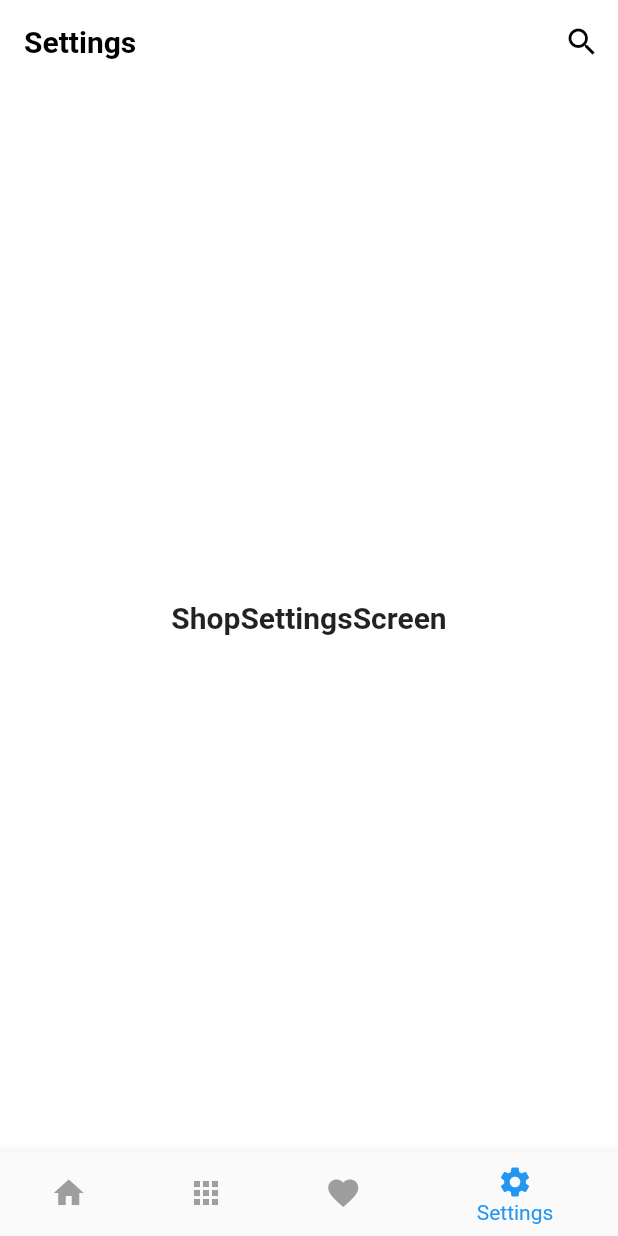
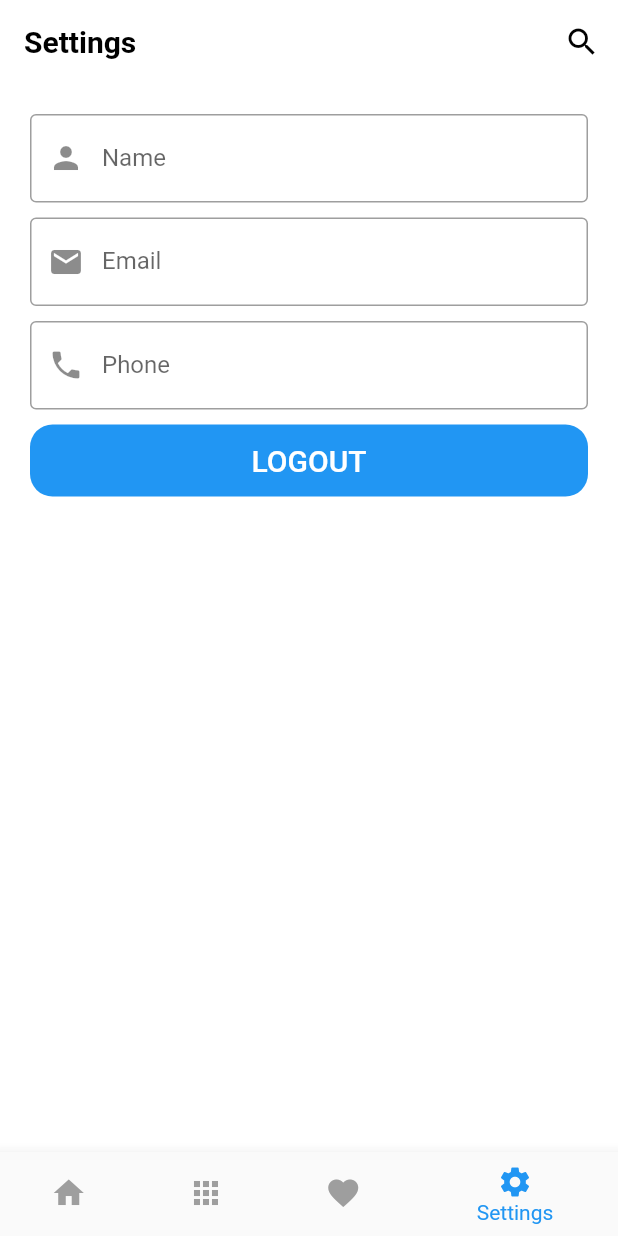
Before and after one commit to Abdullah28-gheyad/course_playlist, a Flutter app: the ShopLayoutScreen screen opened directly, item 4 of the bottom bar chosen, on a phone screen of 412 x 824 dp. Run offline on Flutter 3.47's test engine with Material 2 defaults, Android fonts, the phone set to English and light mode, and no system bars; our stand-ins replace carousel_slider, conditional_builder_null_safety, dio, flutter_bloc, sqflite, webview_flutter; accounts and stored records are empty; network calls fail; statements that could not run were skipped.

Commit message:
Get Profile Data

```diff
--- a/lib/layout/shop_layout/cuibt/states.dart
+++ b/lib/layout/shop_layout/cuibt/states.dart
@@ -25,3 +25,7 @@ class ShopAppGetFavoriteDataSuccessState extends ShopAppStates {}
 class ShopAppGetFavoriteDataErrorState extends ShopAppStates {}
 
 class ShopAppGetFavoriteDataLoadingState extends ShopAppStates {}
+
+class ShopAppGetProfileDataSuccessState extends ShopAppStates {}
+
+class ShopAppGetProfileDataErrorState extends ShopAppStates {}
--- a/lib/modules/shop_app/category_screen.dart
+++ b/lib/modules/shop_app/category_screen.dart
@@ -16,7 +16,7 @@ class ShopCategoryScreen extends StatelessWidget {
         return ListView.separated(
             physics: BouncingScrollPhysics(),
             itemBuilder: (context,index)=>buildCategoryItem(cubit.categoryModel.data.data[index]),
-            separatorBuilder: (context,index)=>Divider(height: 1,color: Colors.grey[300],),
+            separatorBuilder: (context,index)=>Divider(height: 1,color: Colors.grey,),
             itemCount: cubit.categoryModel.data.data.length
         );
       },
--- a/lib/modules/shop_app/settings_screen.dart
+++ b/lib/modules/shop_app/settings_screen.dart
@@ -1,10 +1,78 @@
+import 'package:conditional_builder_null_safety/conditional_builder_null_safety.dart';
+import 'package:firstproject/layout/shop_layout/cuibt/cubit.dart';
+import 'package:firstproject/layout/shop_layout/cuibt/states.dart';
+import 'package:firstproject/modules/flutter_ui/login/login_screen.dart';
+import 'package:firstproject/modules/shop_app/shop_login/shop_login_screen.dart';
+import 'package:firstproject/shared/components/components.dart';
 import 'package:flutter/cupertino.dart';
 import 'package:flutter/material.dart';
+import 'package:flutter_bloc/flutter_bloc.dart';
 
 class ShopSettingsScreen extends StatelessWidget {
 
+  var nameController = TextEditingController() ;
+  var emailController = TextEditingController() ;
+  var phoneController = TextEditingController() ;
   @override
   Widget build(BuildContext context) {
-    return Center(child: Text('ShopSettingsScreen' , style: TextStyle(fontSize: 20 , fontWeight: FontWeight.bold),));
+    return BlocConsumer<ShopAppCubit , ShopAppStates  >(
+      listener: (context , state){},
+      builder: (context , state){
+        var cubit = ShopAppCubit.get(context) ;
+        nameController.text = cubit.userModel.data.name ;
+        emailController.text = cubit.userModel.data.email ;
+        phoneController.text = cubit.userModel.data.phone ;
+        return Padding(
+          padding: const EdgeInsets.all(20.0),
+          child: ConditionalBuilder(
+            condition:cubit.userModel!=null,
+            fallback: (context)=>Center(child: CircularProgressIndicator()),
+            builder: (context)=>Column(
+              children: [
+                customTextFormField(
+                    controller: nameController,
+                    type: TextInputType.text,
+                    validate: (String value)
+                    {
+                      if (value.isEmpty)
+                        return 'name cannot be empty' ;
+                      return null ;
+                    },
+                    label: 'Name',
+                    prfixIcon: Icons.person) ,
+                SizedBox(height: 10,) ,
+                customTextFormField(
+                    controller: emailController,
+                    type: TextInputType.emailAddress,
+                    validate: (String value)
+                    {
+                      if (value.isEmpty)
+                        return 'email cannot be empty' ;
+                      return null ;
+                    },
+                    label: 'Email',
+                    prfixIcon: Icons.email) ,
+                SizedBox(height: 10,) ,
+                customTextFormField(
+                    controller: phoneController,
+                    type: TextInputType.number,
+                    validate: (String value)
+                    {
+                      if (value.isEmpty)
+                        return 'phone cannot be empty' ;
+                      return null ;
+                    },
+                    label: 'Phone',
+                    prfixIcon: Icons.phone) ,
+                SizedBox(height: 10,) ,
+                customButton(function: (){
+                  navigateToAndRemove(context, ShopLoginScreen()) ;
+                }, text: 'LOGOUT')
+              ],
+            ),
+          ),
+        ) ;
+      },
+    ) ;
   }
 }
--- a/lib/modules/shop_app/shop_login/shop_login_screen.dart
+++ b/lib/modules/shop_app/shop_login/shop_login_screen.dart
@@ -28,6 +28,7 @@ class ShopLoginScreen extends StatelessWidget {
                 {
                   ShopAppCubit.get(context).getHomeData() ;
                   ShopAppCubit.get(context).getFavoriteData() ;
+                  ShopAppCubit.get(context).getProfileData() ;
                   navigateToAndRemove(context, ShopLayoutScreen()) ;
                 }
               else
--- a/lib/shared/network/remote/endPoints.dart
+++ b/lib/shared/network/remote/endPoints.dart
@@ -2,3 +2,4 @@ final String LOGIN = 'login' ;
 final String HOME = 'home' ;
 final String CATEGORY = 'categories' ;
 final String FAVORITE = 'favorites' ;
+final String PROFILE = 'profile' ;
```
Also changed, not shown: lib/layout/shop_layout/cuibt/cubit.dart (+16 -0 lines).
